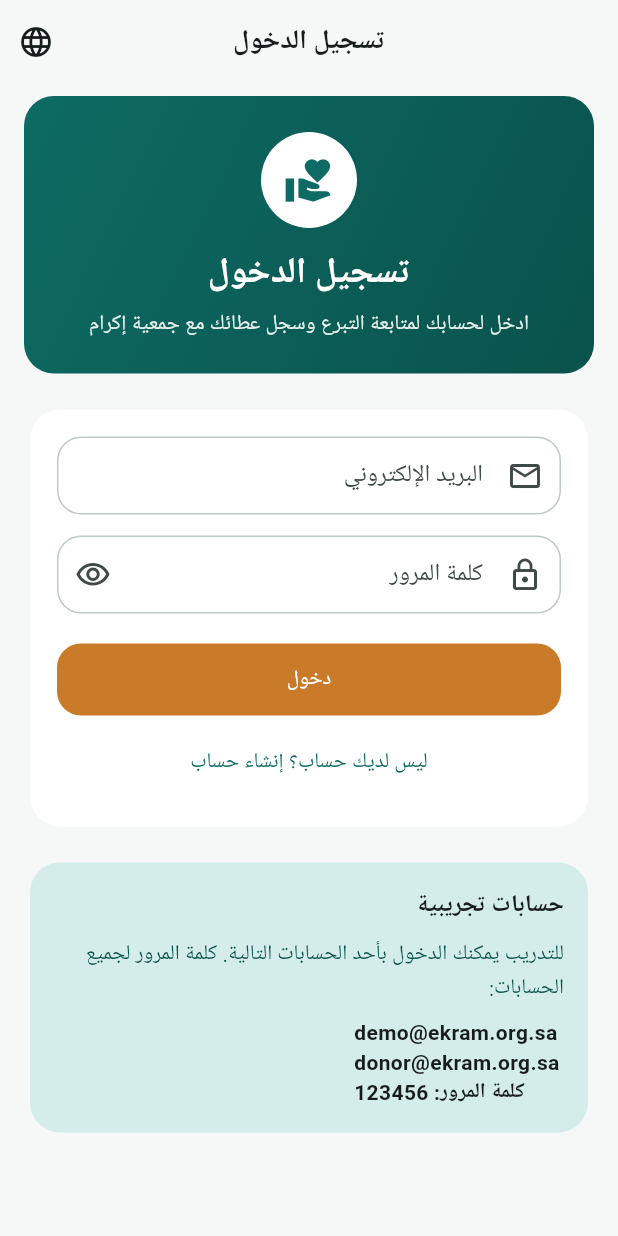
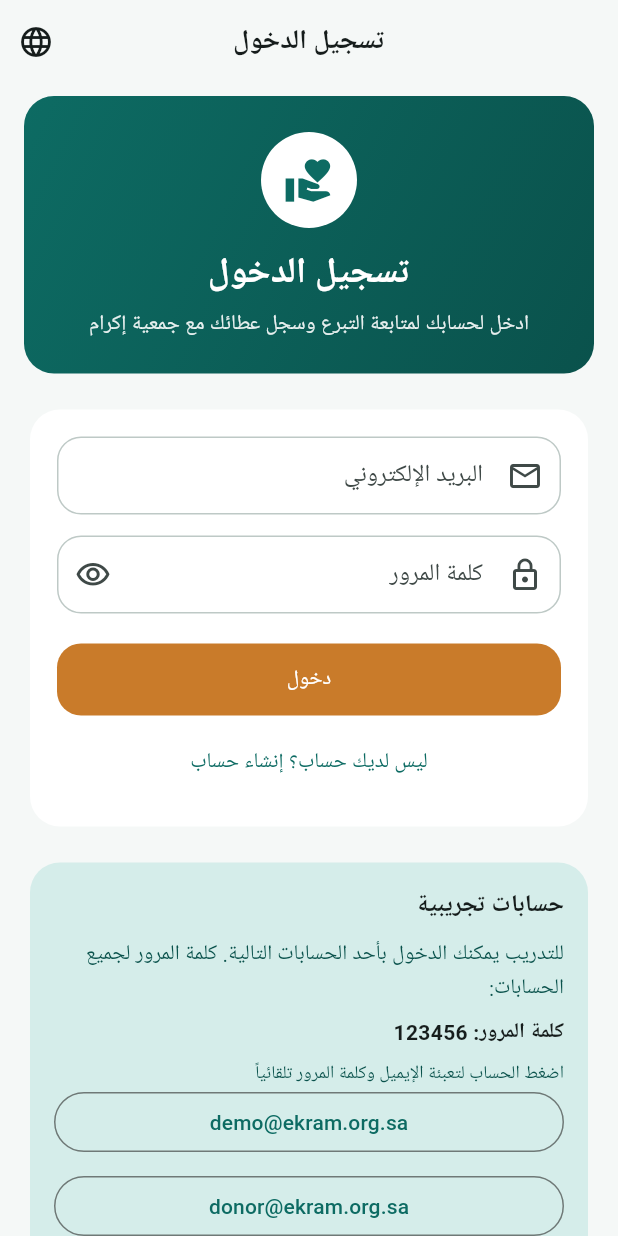
Before and after one commit to Joudx/training, a Flutter app: the screen it shows after launch, on a phone screen of 412 x 824 dp. Run offline on Flutter 3.47's test engine with Material 3 defaults, Android fonts, the phone set to English and light mode, and no system bars; our stand-ins replace google_fonts, shared_preferences, sqflite, sqflite_common_ffi; accounts and stored records are empty; Roboto replaces fonts that are missing (Cairo).

Commit message:
Update the login data

```diff
--- a/lib/data/user_repository.dart
+++ b/lib/data/user_repository.dart
@@ -36,7 +36,7 @@ class UserRepository {
   Future<AppUser?> authenticate(String email, String password) async {
     final user = await findByEmail(email);
     if (user == null) return null;
-    if (user.password != password) return null;
+    if (user.password != password.trim()) return null;
     return user;
   }
 
--- a/lib/l10n/app_ar.arb
+++ b/lib/l10n/app_ar.arb
@@ -104,5 +104,7 @@
   "haveAccount": "لديك حساب؟ تسجيل الدخول",
   "welcomeUser": "مرحباً،",
   "loggedInAs": "مرحباً",
-  "partThreeSoon": "نموذج التبرع الإلكتروني وسجل التبرعات داخل التطبيق سيُفعَّل في الجزء التالي من المشروع التدريبي."
+  "partThreeSoon": "نموذج التبرع الإلكتروني وسجل التبرعات داخل التطبيق سيُفعَّل في الجزء التالي من المشروع التدريبي.",
+  "loginDbError": "تعذر فتح قاعدة البيانات المحلية. شغّل التطبيق على المحاكي أو جهاز أندرويد (مو Chrome)، ثم نفّذ flutter pub get وأعد التشغيل.",
+  "tapDemoAccount": "اضغط الحساب لتعبئة الإيميل وكلمة المرور تلقائياً"
 }
--- a/lib/l10n/app_en.arb
+++ b/lib/l10n/app_en.arb
@@ -105,5 +105,7 @@
   "haveAccount": "Already have an account? Sign in",
   "welcomeUser": "Welcome,",
   "loggedInAs": "Hello",
-  "partThreeSoon": "In-app donation forms and donation history will be enabled in the next training phase."
+  "partThreeSoon": "In-app donation forms and donation history will be enabled in the next training phase.",
+  "loginDbError": "Could not open the local database. Run the app on an emulator or Android device (not Chrome), then run flutter pub get and restart.",
+  "tapDemoAccount": "Tap an account to fill the email and password"
 }
--- a/lib/l10n/app_localizations.dart
+++ b/lib/l10n/app_localizations.dart
@@ -436,6 +436,8 @@ abstract class AppLocalizations {
   String get welcomeUser;
   String get loggedInAs;
   String get partThreeSoon;
+  String get loginDbError;
+  String get tapDemoAccount;
 }
 
 class _AppLocalizationsDelegate extends LocalizationsDelegate<AppLocalizations> {
--- a/lib/screens/auth/login_screen.dart
+++ b/lib/screens/auth/login_screen.dart
@@ -30,13 +30,20 @@ class _LoginScreenState extends State<LoginScreen> {
     super.dispose();
   }
 
+  void _fillDemo(String email) {
+    setState(() {
+      _emailController.text = email;
+      _passwordController.text = DemoAccounts.password;
+    });
+  }
+
   Future<void> _submit() async {
     if (!_formKey.currentState!.validate()) return;
     setState(() => _busy = true);
     final l10n = AppLocalizations.of(context)!;
     try {
       final user = await UserRepository.instance.authenticate(
-        _emailController.text,
+        _emailController.text.trim(),
         _passwordController.text,
       );
       if (!mounted) return;
@@ -47,10 +54,11 @@ class _LoginScreenState extends State<LoginScreen> {
         return;
       }
       await AuthSession.instance.login(user);
-    } catch (_) {
+    } catch (error, stack) {
+      debugPrint('Login database error: $error\n$stack');
       if (!mounted) return;
       ScaffoldMessenger.of(context).showSnackBar(
-        SnackBar(content: Text(l10n.loginFailed)),
+        SnackBar(content: Text(l10n.loginDbError)),
       );
     } finally {
       if (mounted) setState(() => _busy = false);
@@ -203,12 +211,27 @@ class _LoginScreenState extends State<LoginScreen> {
                         ),
                       ),
                       const SizedBox(height: 8),
-                      SelectableText(
-                        '${DemoAccounts.demoEmail}\n${DemoAccounts.donorEmail}\n${l10n.password}: ${DemoAccounts.password}',
+                      Text(
+                        '${l10n.password}: ${DemoAccounts.password}',
                         style: theme.textTheme.bodyMedium?.copyWith(
                           fontWeight: FontWeight.w700,
                         ),
-                        textDirection: TextDirection.ltr,
+                      ),
+                      const SizedBox(height: 8),
+                      Text(
+                        l10n.tapDemoAccount,
+                        style: theme.textTheme.bodySmall?.copyWith(
+                          color: theme.colorScheme.onPrimaryContainer,
+                        ),
+                      ),
+                      _DemoAccountButton(
+                        email: DemoAccounts.demoEmail,
+                        onTap: () => _fillDemo(DemoAccounts.demoEmail),
+                      ),
+                      const SizedBox(height: 8),
+                      _DemoAccountButton(
+                        email: DemoAccounts.donorEmail,
+                        onTap: () => _fillDemo(DemoAccounts.donorEmail),
                       ),
                     ],
                   ),
@@ -217,6 +240,24 @@ class _LoginScreenState extends State<LoginScreen> {
             ],
           ),
         ),
+      ),
+    );
+  }
+}
+
+class _DemoAccountButton extends StatelessWidget {
+  final String email;
+  final VoidCallback onTap;
+
+  const _DemoAccountButton({required this.email, required this.onTap});
+
+  @override
+  Widget build(BuildContext context) {
+    return SizedBox(
+      width: double.infinity,
+      child: OutlinedButton(
+        onPressed: onTap,
+        child: Text(email, textDirection: TextDirection.ltr),
       ),
     );
   }
```
Also changed, not shown: lib/data/app_database.dart (+32 -16 lines), lib/l10n/app_localizations_ar.dart (+8 -0 lines), lib/l10n/app_localizations_en.dart (+8 -0 lines).
